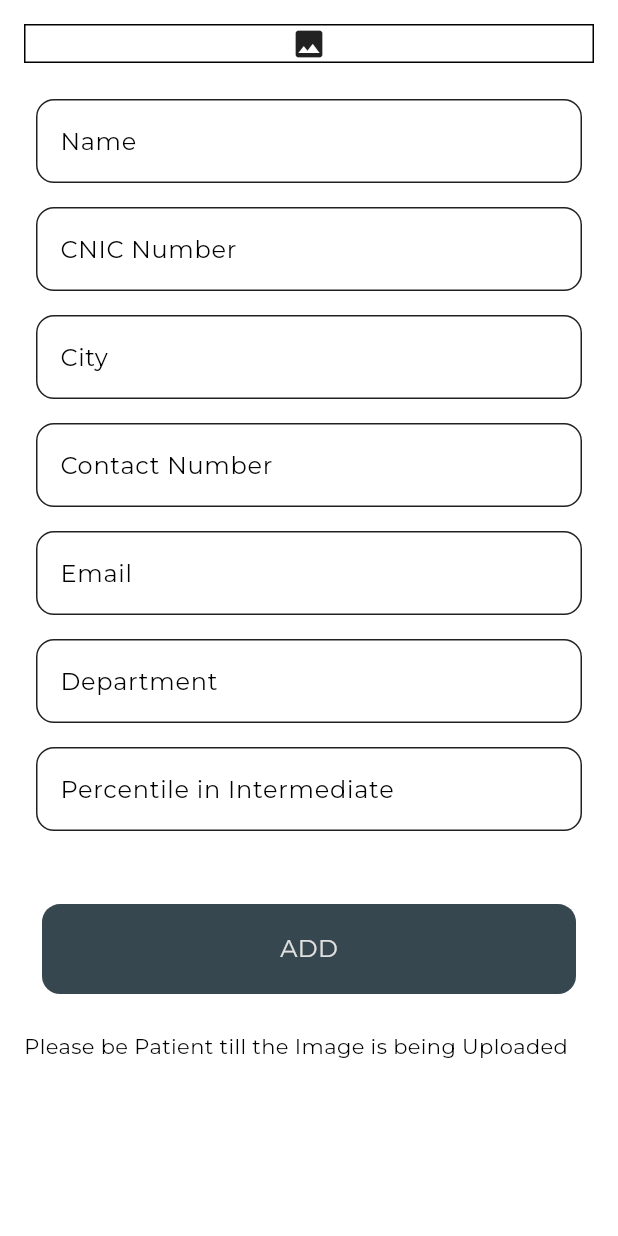
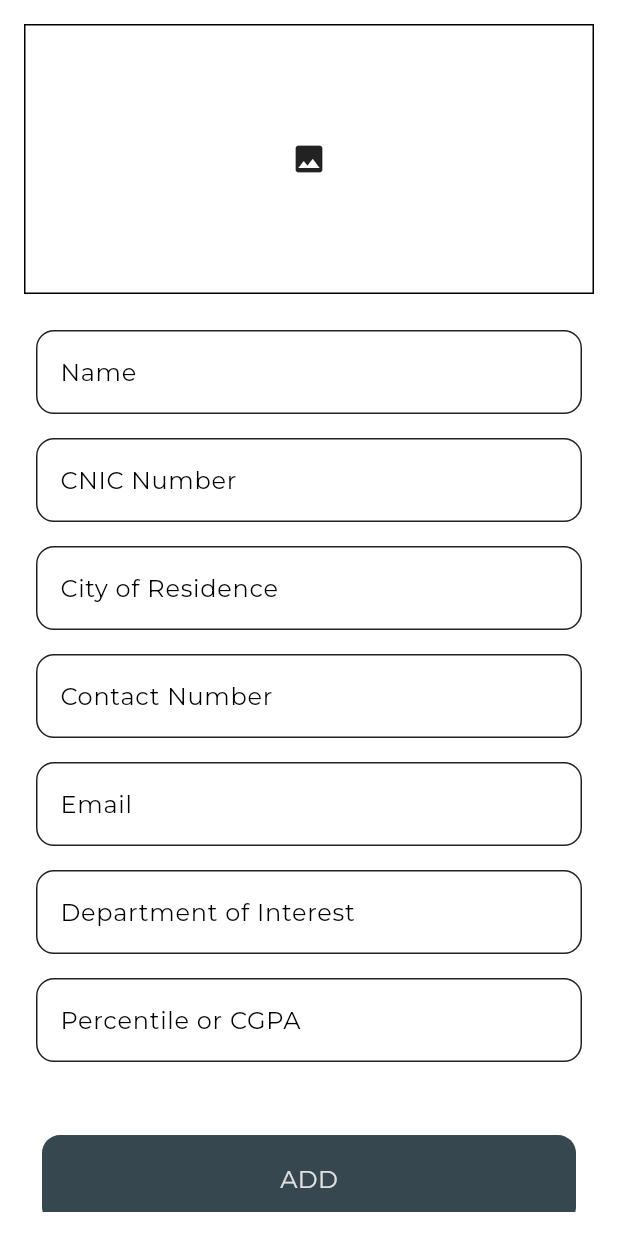
Before and after one commit to shujan-khawani/ncbae_final_year_project, a Flutter app: the StudentAdmission screen opened directly, on a phone screen of 412 x 824 dp. Run offline on Flutter 3.47's test engine with Material 3 defaults, Android fonts, the phone set to English and light mode, and no system bars; our stand-ins replace cloud_firestore, firebase_auth, firebase_core, firebase_database, firebase_storage, fluttertoast and 4 more; accounts and stored records are empty.

Commit message:
Comments Added, Font Changed, Minor Bugs Fixed

```diff
--- a/lib/Admin Controls/applicants.dart
+++ b/lib/Admin Controls/applicants.dart
@@ -64,7 +64,8 @@ class _ApplicantsPageState extends State<ApplicantsPage> {
                 alignment: Alignment.center,
                 child: CircularProgressIndicator());
           } else if (!snapshot.hasData) {
-            return Center(
+            return Align(
+              alignment: Alignment.center,
               child: Text(
                 'Not Even a Single Applicant has Applied to University Yet!',
                 style: TextStyle(
@@ -104,7 +105,7 @@ class _ApplicantsPageState extends State<ApplicantsPage> {
                           subtitle: document['cnicNumber'],
                         ),
                         ReusableRow(
-                          title: 'city:',
+                          title: 'City of Residence:',
                           subtitle: document['city'],
                         ),
                         ReusableRow(
@@ -116,11 +117,11 @@ class _ApplicantsPageState extends State<ApplicantsPage> {
                           subtitle: document['emailAddress'],
                         ),
                         ReusableRow(
-                          title: 'Department:',
+                          title: 'Department of Interest:',
                           subtitle: document['department'],
                         ),
                         ReusableRow(
-                          title: 'Percentile in Intermediate:',
+                          title: 'Percentile or CGPA:',
                           subtitle: document['percentile'],
                         ),
                         SizedBox(
--- a/lib/Interface/student_admission.dart
+++ b/lib/Interface/student_admission.dart
@@ -103,6 +103,8 @@ class _StudentAdmissionState extends State<StudentAdmission> {
                 });
               },
               child: Container(
+                height: 180,
+                width: 100,
                 decoration:
                     BoxDecoration(border: Border.all(color: Colors.black)),
                 child: _image != null
@@ -124,7 +126,7 @@ class _StudentAdmissionState extends State<StudentAdmission> {
                     controller: inputController.cnicController,
                   ),
                   StudentTextField(
-                    labelText: 'City',
+                    labelText: 'City of Residence',
                     controller: inputController.cityController,
                   ),
                   StudentTextField(
@@ -136,11 +138,11 @@ class _StudentAdmissionState extends State<StudentAdmission> {
                     controller: inputController.stdEmailController,
                   ),
                   StudentTextField(
-                    labelText: 'Department',
+                    labelText: 'Department of Interest',
                     controller: inputController.departmentController,
                   ),
                   StudentTextField(
-                    labelText: 'Percentile in Intermediate',
+                    labelText: 'Percentile or CGPA',
                     controller: inputController.percentileController,
                   ),
                 ],
--- a/lib/Themes/themes.dart
+++ b/lib/Themes/themes.dart
@@ -1,28 +1,63 @@
 import 'package:flutter/material.dart';
 import 'package:google_fonts/google_fonts.dart';
 
-// Light Mode
+/// Light Mode theme data
+///
+/// This theme data is used to style the app in light mode.
+///
 ThemeData lightMode = ThemeData(
+  /// Font family used in light mode
   fontFamily: GoogleFonts.montserrat().fontFamily,
+
+  /// Brightness of the theme
   brightness: Brightness.light,
+
+  /// Color scheme used in light mode
   colorScheme: ColorScheme.light(
+    /// Background color
     background: Colors.grey.shade300,
+
+    /// Primary color
     primary: Colors.blueGrey.shade800,
+
+    /// Secondary color
     secondary: Colors.grey.shade900,
+
+    /// Color used on primary color
     onPrimary: Colors.white,
+
+    /// Color used on background color
     onBackground: Colors.blueGrey.shade600,
   ),
 );
 
-// Dark Mode
+/// Dark Mode theme data
+///
+/// This theme data is used to style the app in dark mode.
+///
+
 ThemeData darkMode = ThemeData(
-  fontFamily: GoogleFonts.montserrat().fontFamily,
+  /// Font family used in dark mode
+  fontFamily: GoogleFonts.montaga().fontFamily,
+
+  /// Brightness of the theme
   brightness: Brightness.dark,
+
+  /// Color scheme used in dark mode
   colorScheme: ColorScheme.dark(
+    /// Background color
     background: Colors.grey.shade900,
+
+    /// Primary color
     primary: Colors.blueGrey.shade800,
+
+    /// Secondary color
     secondary: Colors.grey.shade300,
+
+    /// Color used on primary color
     onPrimary: Colors.grey.shade300,
+
+    /// Color used on background color
     onBackground: Colors.blueGrey.shade600,
   ),
 );
```
Also changed, not shown: lib/main.dart (+38 -1 lines).
